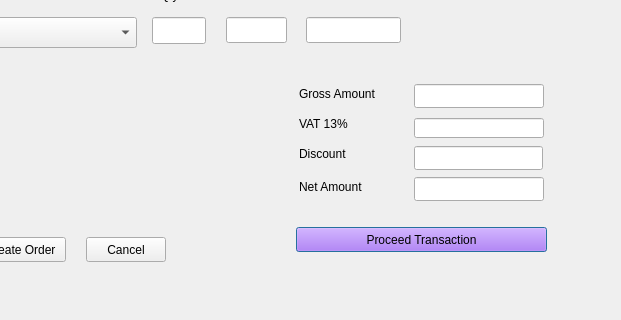
The window that order.ui (Aromakc/Retailhub) describes before a commit, drawn with Qt 5; both pictures show x 164 to 785 and y 193 to 513 of the 785 by 513 pixel window.
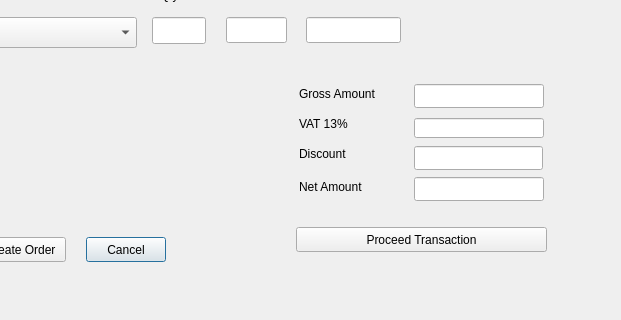
The same window after the commit.

Commit message: Order Update quantity done

The edit to the form file:
```diff
--- a/order.ui
+++ b/order.ui
@@ -300,6 +300,9 @@
    <property name="autoDefault">
     <bool>false</bool>
    </property>
+   <property name="default">
+    <bool>true</bool>
+   </property>
   </widget>
   <widget class="QPushButton" name="pushButton">
    <property name="geometry">
@@ -310,10 +313,6 @@
      <height>25</height>
     </rect>
    </property>
-   <property name="styleSheet">
-    <string notr="true">background-color: rgb(170, 85, 255);
-font: 75 9pt &quot;Gadugi&quot;;</string>
-   </property>
    <property name="text">
     <string>Proceed Transaction</string>
    </property>
```
Left out of the diff: 5 changed lines with no effect on the pictures. The commit also changes 2 other files.
